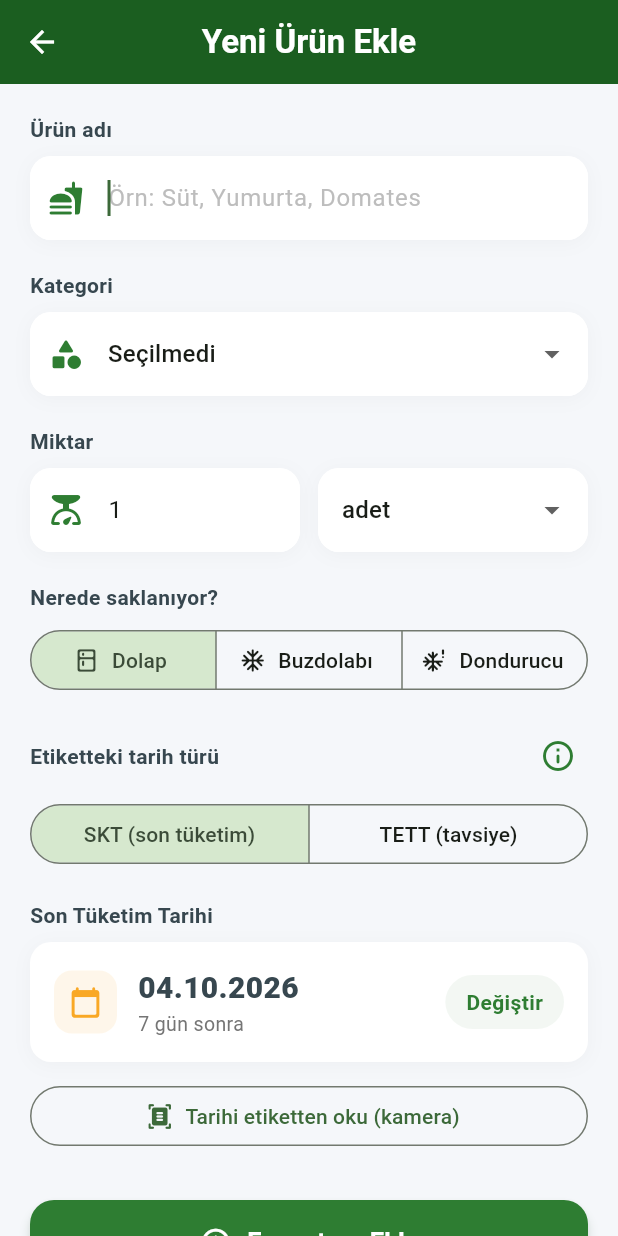
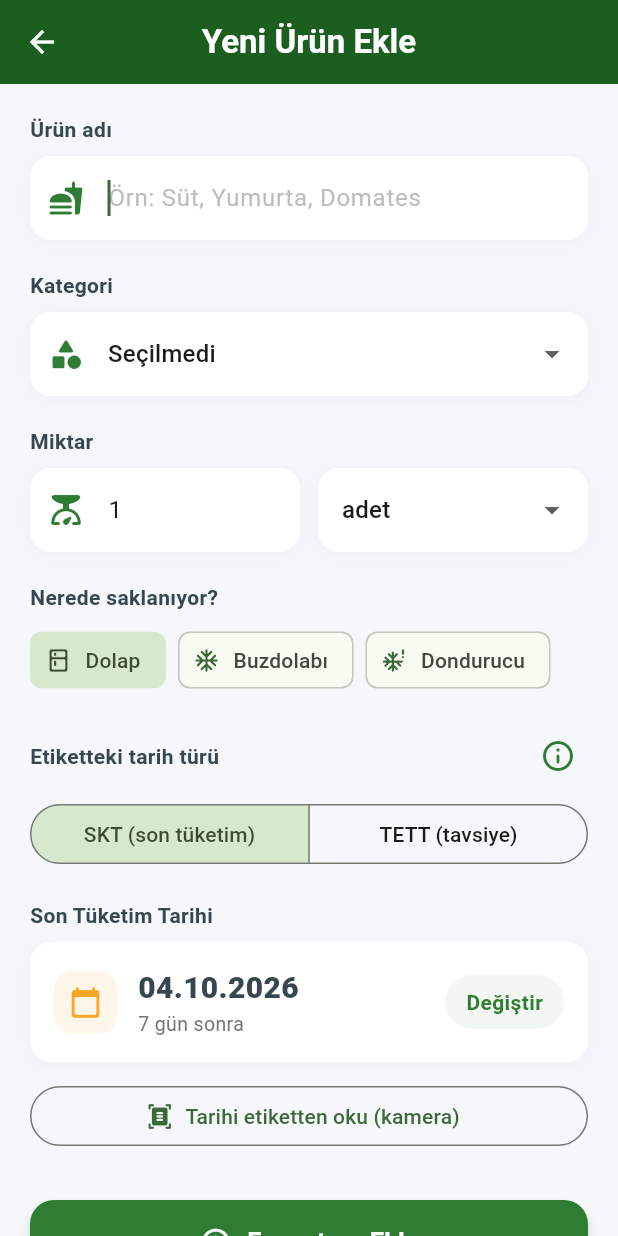
Before and after one commit to murathan6161abc-ops/-Mobil-Kiler, a Flutter app: the ProductFormScreen screen opened directly, on a phone screen of 412 x 824 dp. Run offline on Flutter 3.47's test engine with Material 3 defaults, Android fonts, the phone set to English and light mode, and no system bars; our stand-ins replace flutter_local_notifications, flutter_markdown_plus, flutter_tts, image_picker, shared_preferences, timezone; missing offline and left inert: google_mlkit_text_recognition, mobile_scanner; accounts and stored records are empty; network calls fail.

Commit message:
Belgeler, CI ve arayüz düzeltmeleri
- Mobil Kiler README (kurulum, API, mimari, demo kontrol listesi, ekran görüntüleri);
  portfolyo açıklaması PORTFOLIO.md'ye taşındı
- GitHub Actions: backend pytest + flutter analyze/test
- İstatistikte TETT'i geçmiş ürünler 'SKT geçmiş' sayılmıyor
- Daralan üst çubuk koyu yeşil kalıyor (beyaz başlık okunur), dar ekranda taşmalar giderildi
- Uygulama sürümü 2.0.0

Co-Authored-By: Claude Opus 5.5 <noreply@anthropic.com>
Claude-Session: https://claude.ai/code/session_01J8WR64MGQr7ktu1hsUKQaL

```diff
--- a/mobil_uygulamam/lib/screens/inventory_screen.dart
+++ b/mobil_uygulamam/lib/screens/inventory_screen.dart
@@ -200,7 +200,10 @@ class _InventoryScreenState extends State<InventoryScreen> {
               expandedHeight: 140,
               pinned: true,
               automaticallyImplyLeading: false,
+              // Kaydırınca daralan çubuk da koyu yeşil kalsın (beyaz yazı okunur olsun)
+              backgroundColor: AppColors.primaryDark,
               flexibleSpace: FlexibleSpaceBar(
+                centerTitle: true,
                 title: const Text(
                   'Mobil Kiler',
                   style: TextStyle(fontWeight: FontWeight.w800, fontSize: 22, color: Colors.white, letterSpacing: 1),
--- a/mobil_uygulamam/lib/screens/product_form_screen.dart
+++ b/mobil_uygulamam/lib/screens/product_form_screen.dart
@@ -327,17 +327,19 @@ class _ProductFormScreenState extends State<ProductFormScreen> {
             const SizedBox(height: 20),
 
             const FieldLabel('Nerede saklanıyor?'),
-            SizedBox(
-              width: double.infinity,
-              child: SegmentedButton<StorageLocation>(
-                segments: [
-                  for (final location in StorageLocation.values)
-                    ButtonSegment(value: location, icon: Icon(locationIcon(location)), label: Text(location.label)),
-                ],
-                selected: {_location},
-                showSelectedIcon: false,
-                onSelectionChanged: (selection) => setState(() => _location = selection.first),
-              ),
+            Wrap(
+              spacing: 8,
+              runSpacing: 8,
+              children: [
+                for (final location in StorageLocation.values)
+                  ChoiceChip(
+                    avatar: Icon(locationIcon(location), size: 18),
+                    label: Text(location.label),
+                    selected: _location == location,
+                    showCheckmark: false,
+                    onSelected: (_) => setState(() => _location = location),
+                  ),
+              ],
             ),
             const SizedBox(height: 20),
 
--- a/mobil_uygulamam/pubspec.yaml
+++ b/mobil_uygulamam/pubspec.yaml
@@ -16,7 +16,7 @@ publish_to: 'none' # Remove this line if you wish to publish to pub.dev
 # https://developer.apple.com/library/archive/documentation/General/Reference/InfoPlistKeyReference/Articles/CoreFoundationKeys.html
 # In Windows, build-name is used as the major, minor, and patch parts
 # of the product and file versions while build-number is used as the build suffix.
-version: 1.0.0+1
+version: 2.0.0+2
 
 environment:
   sdk: ^3.11.4
```
Also changed, not shown: mobil_uygulamam/lib/screens/stats_screen.dart (+8 -2 lines), docs/ekran-goruntuleri/etki-paneli.png (added), docs/ekran-goruntuleri/kilerim.png (added), docs/ekran-goruntuleri/urun-detay.png (added), docs/ekran-goruntuleri/urun-ekle.png (added), 7 other files.
